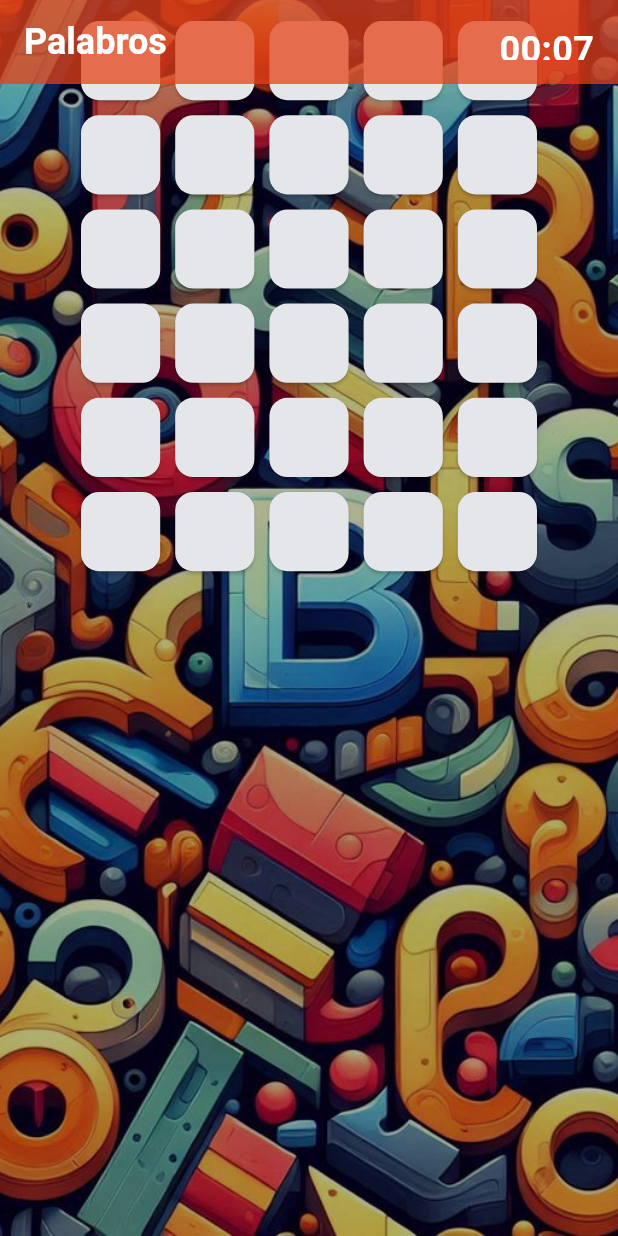
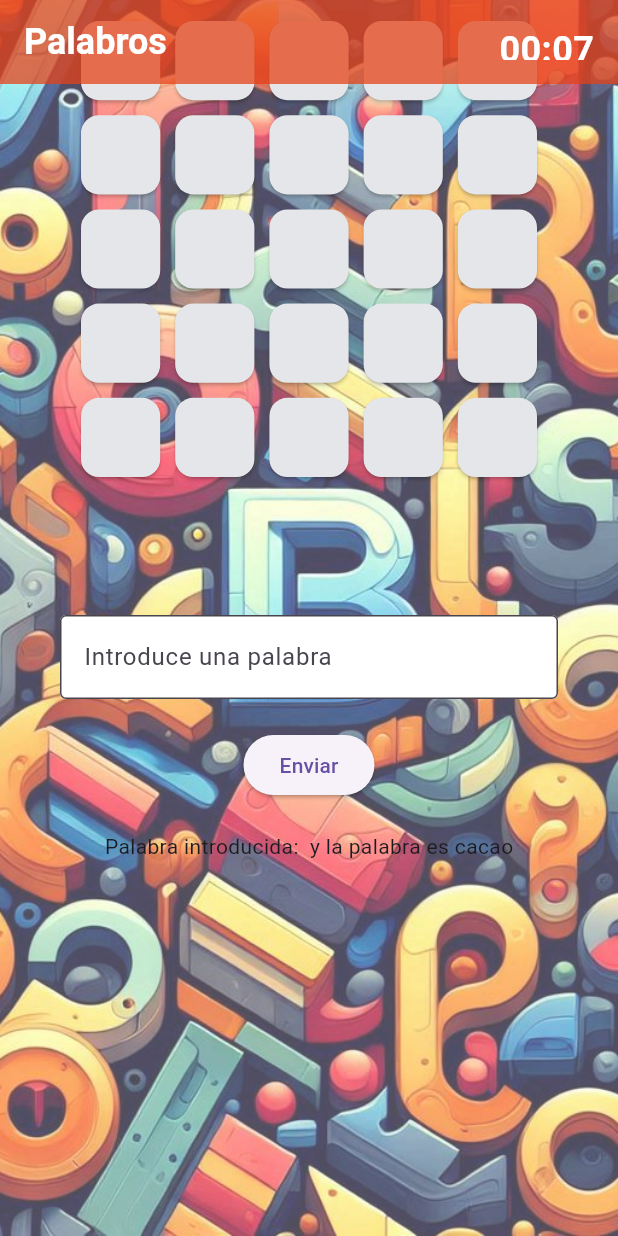
Before and after one commit to MkMM8/Wordle, a Flutter app: the screen it shows after launch, on a phone screen of 412 x 824 dp. Run offline on Flutter 3.47's test engine with Material 3 defaults, Android fonts, the phone set to English and light mode, and no system bars.

Commit message:
Input de texto y incorporacion de libreria

```diff
--- a/wordle_game/lib/main.dart
+++ b/wordle_game/lib/main.dart
@@ -1,5 +1,6 @@
 import 'dart:async';
 import 'package:flutter/material.dart';
+import 'palabras.dart';
 
 void main() {
   runApp(const MyApp());
@@ -16,6 +17,7 @@ class MyApp extends StatelessWidget {
         primarySwatch: Colors.blue,
       ),
       home: WordleGameScreen(),
+
     );
   }
 }
@@ -95,11 +97,20 @@ class _WordleGameScreenState extends State<WordleGameScreen> {
             ),
           ),
           Container(
-            color: Colors.black.withOpacity(0.3),
+            color: const Color.fromARGB(255, 255, 255, 255).withOpacity(0.3),
           ),
           Padding(
             padding: const EdgeInsets.symmetric(horizontal: 40.0),
             child: CardsGrid(),
+          ),
+          Padding(
+            padding: const EdgeInsets.fromLTRB(
+              40.0,
+              200.0,
+              40.0,
+              40.0,
+            ),
+            child: InputWidget(),
           ),
         ],
       ),
@@ -116,8 +127,8 @@ class CardsGrid extends StatefulWidget {
 
 class _CardsGridState extends State<CardsGrid> {
   final List<Color> _cardColors = List<Color>.generate(
-      30, (index) => const Color.fromARGB(255, 228, 230, 233));
-  final List<String> _cardLetters = List<String>.generate(30, (index) => '');
+      25, (index) => const Color.fromARGB(255, 228, 230, 233));
+  final List<String> _cardLetters = List<String>.generate(25, (index) => '');
 
   void changeCardColor(int index, int state) {
     var cardStates = {
@@ -170,4 +181,50 @@ class _CardsGridState extends State<CardsGrid> {
     }),
   );
 }
+
 }
+class InputWidget extends StatefulWidget {
+  const InputWidget({super.key});
+
+  @override
+  _InputWidgetState createState() => _InputWidgetState();
+}
+
+class _InputWidgetState extends State<InputWidget> {
+  final TextEditingController _controller = TextEditingController();
+  String _inputText = '';
+  var palabra = PalabrasdeCinco.obtenerPalabras();
+
+  void _showInput() {
+    setState(() {
+      _inputText = _controller.text;
+    });
+  }
+
+  @override
+  Widget build(BuildContext context) {
+    return Column(
+      mainAxisAlignment: MainAxisAlignment.center,
+      children: [
+        TextField(
+          controller: _controller,
+          decoration: InputDecoration(
+            border: OutlineInputBorder(),
+            filled: true,
+            fillColor: Color.fromARGB(255, 255, 255, 255),
+            labelText: 'Introduce una palabra',
+
+          ),
+        ),
+        SizedBox(height: 20),
+        ElevatedButton(
+          onPressed: _showInput,
+          child: Text('Enviar'),
+        ),
+        SizedBox(height: 20),
+
+        Text('Palabra introducida: $_inputText y la palabra es $palabra'),
+      ],
+    );
+  }
+}
--- /dev/null
+++ b/wordle_game/lib/palabras.dart
@@ -0,0 +1,20 @@
+//palabras.dart
+import 'dart:math';
+class PalabrasdeCinco {
+  static const List<String> palabras= [
+    'abaco',
+    'banco',
+    'cacao',
+    'rueda',
+    'libro',
+    'feliz',
+    'gatos',
+  ] ;
+
+
+//metodo
+static String obtenerPalabras() {
+    var index = Random().nextInt(palabras.length);
+    return palabras[index];
+  }
+}
```
